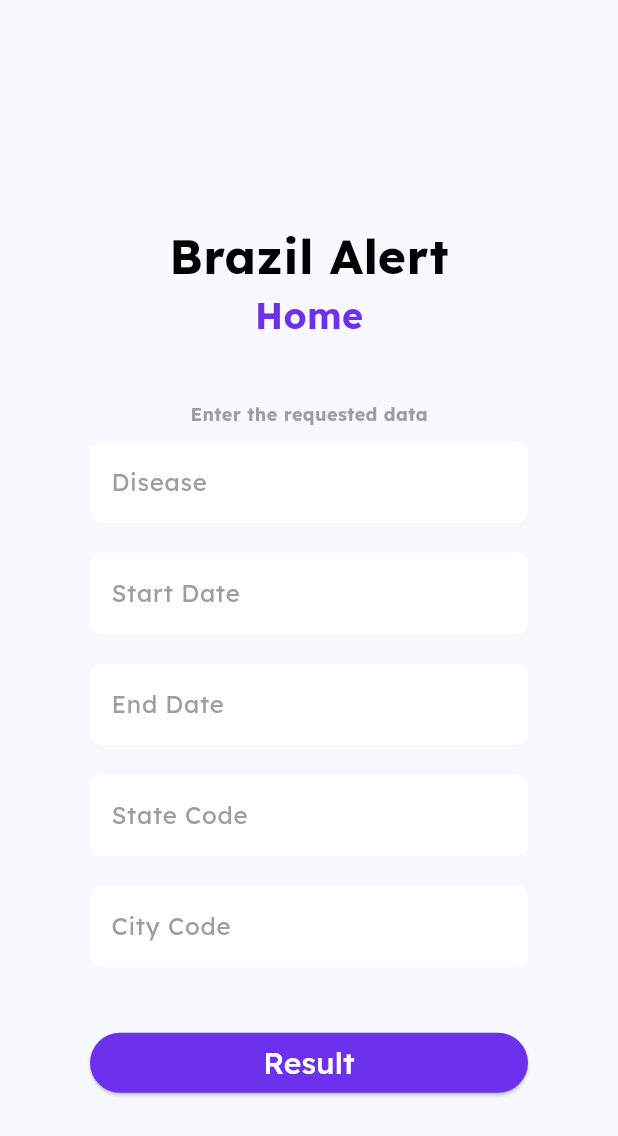
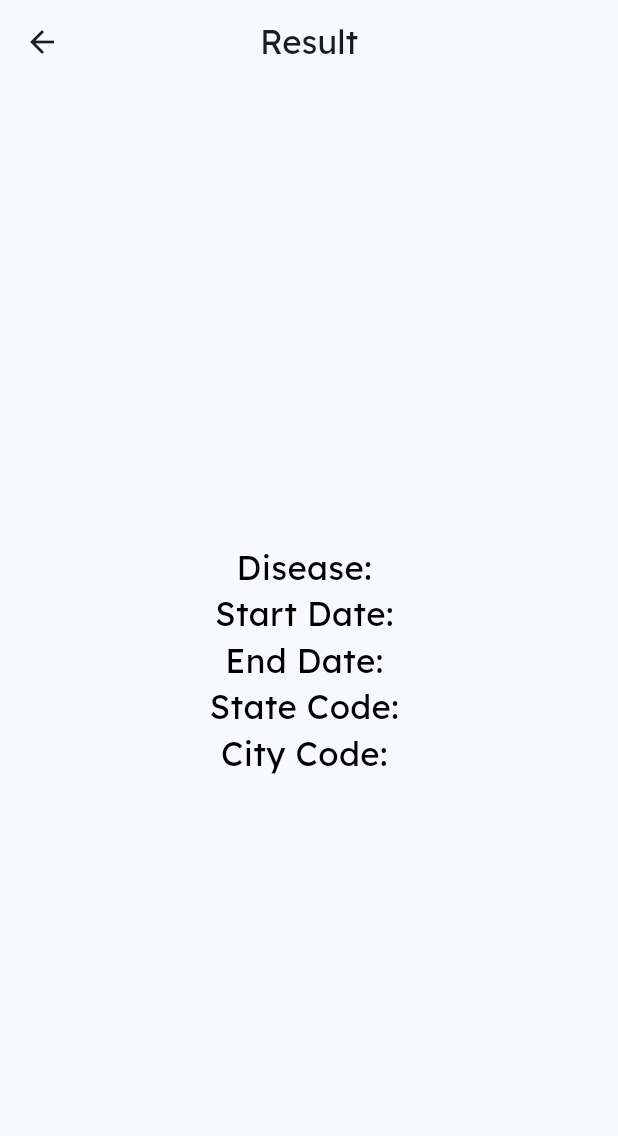
Before and after one commit to rafaeltiribas/alerta-dengue-app, a Flutter app: the screen it shows after launch, after a tap on "Result", on a phone screen of 412 x 824 dp. Shown: the top 1136 px of the screen. Run offline on Flutter 3.47's test engine with Material 3 defaults, Android fonts, the phone set to English and light mode, and no system bars.

Commit message:
feat: result btn now working

```diff
--- a/alerta_dengue/lib/pages/home.dart
+++ b/alerta_dengue/lib/pages/home.dart
@@ -1,3 +1,4 @@
+import 'package:alerta_dengue/pages/result.dart';
 import 'package:flutter/material.dart';
 
 class HomeScreen extends StatefulWidget {
@@ -64,8 +65,7 @@ class _HomeScreenState extends State<HomeScreen> {
                 style: TextStyle(
                   color:Colors.grey,
                   fontFamily: 'Lexend',
-                  fontSize: 12,
-                  fontWeight: FontWeight.bold,
+                  fontSize: 18,
                 ),
             ),
             const SizedBox(height: 10),
@@ -115,7 +115,20 @@ class _HomeScreenState extends State<HomeScreen> {
 
   Widget _resultBtn(){
     return ElevatedButton(
-      onPressed: (){}, // Get Result action
+      onPressed: (){
+        Navigator.push(
+          context,
+          MaterialPageRoute(
+            builder: (context) => ResultScreen(
+              disease: diseaseController.text,
+              startDate: sdateController.text,
+              endDate: edateController.text,
+              stateCode: stateController.text,
+              cityCode: cityController.text,
+            )
+        )
+      );
+      }, // Get Result action
       style: ElevatedButton.styleFrom(
         backgroundColor: Color.fromARGB(255, 109, 49, 237),
       ),
--- a/alerta_dengue/lib/pages/result.dart
+++ b/alerta_dengue/lib/pages/result.dart
@@ -0,0 +1,116 @@
+import 'package:flutter/material.dart';
+
+class ResultScreen extends StatefulWidget {
+  final String disease;
+  final String startDate;
+  final String endDate;
+  final String stateCode;
+  final String cityCode;
+
+  ResultScreen({
+    required this.disease,
+    required this.startDate,
+    required this.endDate,
+    required this.stateCode,
+    required this.cityCode,
+  });
+
+  @override
+  // ignore: library_private_types_in_public_api, no_logic_in_create_state
+  _ResultScreenState createState() => _ResultScreenState(disease:  disease,
+    startDate: startDate, endDate: endDate, stateCode: stateCode, cityCode: cityCode);
+}
+
+class _ResultScreenState extends State<ResultScreen> {
+
+  final String disease;
+  final String startDate;
+  final String endDate;
+  final String stateCode;
+  final String cityCode;
+
+  _ResultScreenState({
+    required this.disease,
+    required this.startDate,
+    required this.endDate,
+    required this.stateCode,
+    required this.cityCode,
+  });
+
+  @override
+  Widget build(BuildContext context) {
+    return Scaffold(
+      appBar: _buildAppBar(),
+      body: _buildBody(),
+    );
+  }
+
+  _buildAppBar() {
+    return AppBar(
+      title: const Text(
+        'Result',
+        style: TextStyle(
+          fontFamily: 'Lexend',
+        ),
+      ),
+      centerTitle: true,
+    );
+  }
+
+  _buildBody() {
+    return Padding(
+      padding: EdgeInsets.all(20.0),
+      child: Center(
+        child: Column(
+          mainAxisAlignment: MainAxisAlignment.center,
+          children: [
+               Text(
+                'Disease: $disease',
+                style: const TextStyle(
+                  color: Color.fromARGB(255, 0, 0, 0),
+                  fontFamily: 'Lexend',
+                  fontSize: 22,
+                  //fontWeight: FontWeight.bold,
+                ),
+            ),
+             Text(
+                'Start Date: $startDate',
+                style: const TextStyle(
+                  color: Color.fromARGB(255, 0, 0, 0),
+                  fontFamily: 'Lexend',
+                  fontSize: 22,
+                  //fontWeight: FontWeight.bold,
+                ),
+            ),
+             Text(
+                'End Date: $endDate',
+                style: const TextStyle(
+                  color: Color.fromARGB(255, 0, 0, 0),
+                  fontFamily: 'Lexend',
+                  fontSize: 22,
+                  //fontWeight: FontWeight.bold,
+                ),
+            ),
+             Text(
+                'State Code: $stateCode',
+                style: const TextStyle(
+                  color: Color.fromARGB(255, 0, 0, 0),
+                  fontFamily: 'Lexend',
+                  fontSize: 22,
+                  //fontWeight: FontWeight.bold,
+                ),
+            ),
+             Text(
+                'City Code: $cityCode',
+                style: const TextStyle(
+                  color: Color.fromARGB(255, 0, 0, 0),
+                  fontFamily: 'Lexend',
+                  fontSize: 22,
+                  //fontWeight: FontWeight.bold,
+                ),
+            ),
+        ],),
+      ),
+    );
+  }
+}
```
